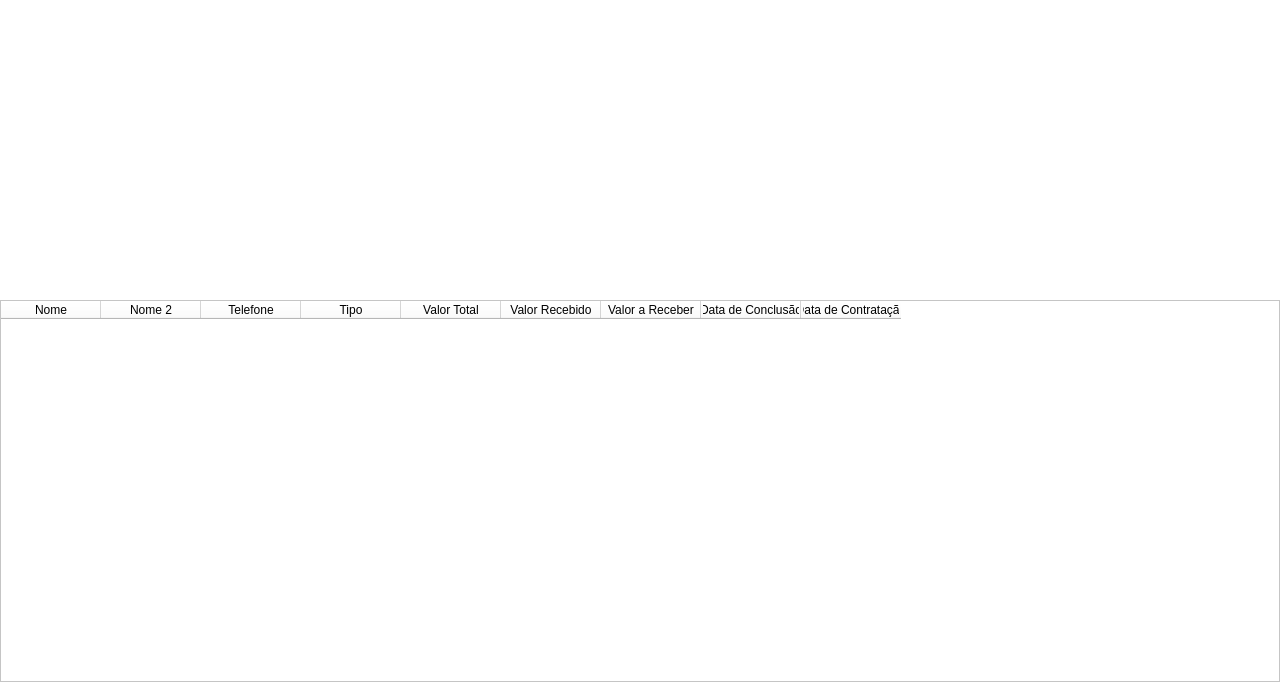
Above: screens/read_project.ui from devfabri/Arquitetura-Pereira before the change. Below: the same form after it.
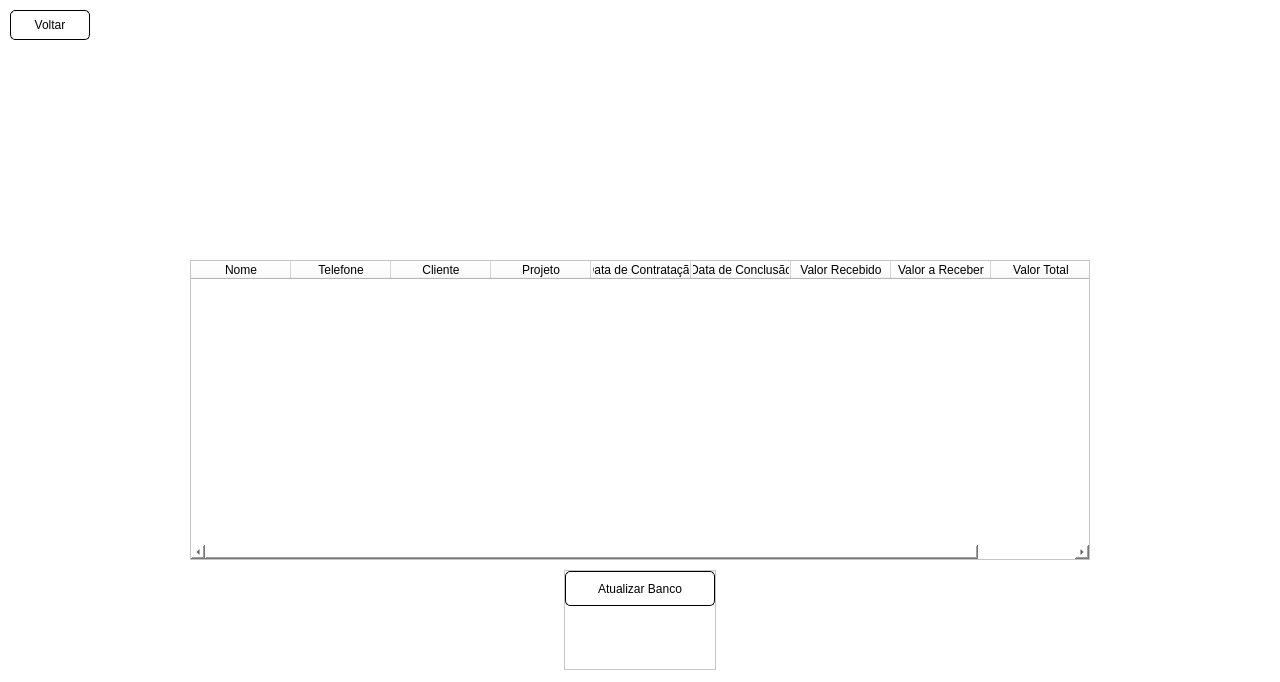
That is the form after the change. Icons and pictures are not drawn.

Commit message: Tela de Read Projects e Fix do banco

Patch:
```diff
--- a/screens/read_project.ui
+++ b/screens/read_project.ui
@@ -28,26 +28,67 @@
   <widget class="QWidget" name="centralwidget">
    <layout class="QVBoxLayout" name="verticalLayout">
     <property name="spacing">
-     <number>0</number>
+     <number>10</number>
     </property>
     <property name="leftMargin">
-     <number>0</number>
+     <number>10</number>
     </property>
     <property name="topMargin">
-     <number>0</number>
+     <number>10</number>
     </property>
     <property name="rightMargin">
-     <number>0</number>
+     <number>10</number>
     </property>
     <property name="bottomMargin">
-     <number>0</number>
+     <number>10</number>
     </property>
-    <item alignment="Qt::AlignHCenter">
+    <item>
+     <widget class="QPushButton" name="btn_voltar">
+      <property name="minimumSize">
+       <size>
+        <width>80</width>
+        <height>30</height>
+       </size>
+      </property>
+      <property name="maximumSize">
+       <size>
+        <width>80</width>
+        <height>30</height>
+       </size>
+      </property>
+      <property name="cursor">
+       <cursorShape>PointingHandCursor</cursorShape>
+      </property>
+      <property name="styleSheet">
+       <string notr="true">QPushButton {
+	background-color: #ffffff;
+	border: 1px solid black;
+	border-radius: 5px;
+}
+
+QPushButton:hover {
+	background-color: rgb(223, 223, 223);
+	border: 1px solid black;
+	border-radius: 5px;
+}
+
+QPushButton:pressed {
+	background-color: rgb(200, 200, 200);
+	border: 1px solid black;
+	border-radius: 5px;
+}</string>
+      </property>
+      <property name="text">
+       <string>Voltar</string>
+      </property>
+     </widget>
+    </item>
+    <item alignment="Qt::AlignHCenter|Qt::AlignTop">
      <widget class="QLabel" name="label">
       <property name="minimumSize">
        <size>
         <width>500</width>
-        <height>300</height>
+        <height>200</height>
        </size>
       </property>
       <property name="maximumSize">
@@ -68,10 +109,34 @@
       <property name="alignment">
        <set>Qt::AlignCenter</set>
       </property>
+      <property name="wordWrap">
+       <bool>false</bool>
+      </property>
      </widget>
     </item>
-    <item>
+    <item alignment="Qt::AlignHCenter">
      <widget class="QTableWidget" name="tableWidget">
+      <property name="minimumSize">
+       <size>
+        <width>900</width>
+        <height>300</height>
+       </size>
+      </property>
+      <property name="maximumSize">
+       <size>
+        <width>900</width>
+        <height>300</height>
+       </size>
+      </property>
+      <property name="verticalScrollBarPolicy">
+       <enum>Qt::ScrollBarAlwaysOff</enum>
+      </property>
+      <property name="horizontalScrollBarPolicy">
+       <enum>Qt::ScrollBarAsNeeded</enum>
+      </property>
+      <property name="sizeAdjustPolicy">
+       <enum>QAbstractScrollArea::AdjustIgnored</enum>
+      </property>
       <property name="selectionMode">
        <enum>QAbstractItemView::ExtendedSelection</enum>
       </property>
@@ -90,16 +155,17 @@
       <attribute name="horizontalHeaderHighlightSections">
        <bool>true</bool>
       </attribute>
+      <attribute name="horizontalHeaderStretchLastSection">
+       <bool>false</bool>
+      </attribute>
+      <attribute name="verticalHeaderStretchLastSection">
+       <bool>false</bool>
+      </attribute>
       <column>
        <property name="text">
         <string>Nome</string>
        </property>
       </column>
-      <column>
-       <property name="text">
-        <string>Nome 2</string>
-       </property>
-      </column>
       <column>
        <property name="text">
         <string>Telefone</string>
@@ -107,12 +173,22 @@
       </column>
       <column>
        <property name="text">
-        <string>Tipo</string>
+        <string>Cliente</string>
        </property>
       </column>
       <column>
        <property name="text">
-        <string>Valor Total</string>
+        <string>Projeto</string>
+       </property>
+      </column>
+      <column>
+       <property name="text">
+        <string>Data de Contratação</string>
+       </property>
+      </column>
+      <column>
+       <property name="text">
+        <string>Data de Conclusão</string>
        </property>
       </column>
       <column>
@@ -127,14 +203,80 @@
       </column>
       <column>
        <property name="text">
-        <string>Data de Conclusão</string>
+        <string>Valor Total</string>
        </property>
       </column>
-      <column>
-       <property name="text">
-        <string>Data de Contratação</string>
+     </widget>
+    </item>
+    <item alignment="Qt::AlignHCenter|Qt::AlignTop">
+     <widget class="QFrame" name="frame">
+      <property name="minimumSize">
+       <size>
+        <width>0</width>
+        <height>100</height>
+       </size>
+      </property>
+      <property name="frameShape">
+       <enum>QFrame::StyledPanel</enum>
+      </property>
+      <property name="frameShadow">
+       <enum>QFrame::Raised</enum>
+      </property>
+      <layout class="QVBoxLayout" name="verticalLayout_2">
+       <property name="spacing">
+        <number>0</number>
        </property>
-      </column>
+       <property name="leftMargin">
+        <number>0</number>
+       </property>
+       <property name="topMargin">
+        <number>0</number>
+       </property>
+       <property name="rightMargin">
+        <number>0</number>
+       </property>
+       <property name="bottomMargin">
+        <number>20</number>
+       </property>
+       <item alignment="Qt::AlignTop">
+        <widget class="QPushButton" name="btn_reload">
+         <property name="minimumSize">
+          <size>
+           <width>150</width>
+           <height>35</height>
+          </size>
+         </property>
+         <property name="maximumSize">
+          <size>
+           <width>200</width>
+           <height>35</height>
+          </size>
+         </property>
+         <property name="styleSheet">
+          <string notr="true">QPushButton {
+	background-color: #ffffff;
+	border: 1px solid black;
+	border-radius: 5px;
+}
+
+QPushButton:hover {
+	background-color: rgb(223, 223, 223);
+	border: 1px solid black;
+	border-radius: 5px;
+}
+
+QPushButton:pressed {
+	background-color: rgb(200, 200, 200);
+	border: 1px solid black;
+	border-radius: 5px;
+}</string>
+         </property>
+         <property name="text">
+          <string>Atualizar Banco</string>
+         </property>
+        </widget>
+       </item>
+      </layout>
      </widget>
     </item>
    </layout>
```
Left out of the diff: 4 changed lines with no effect on the pictures. The commit also changes 16 other files.
